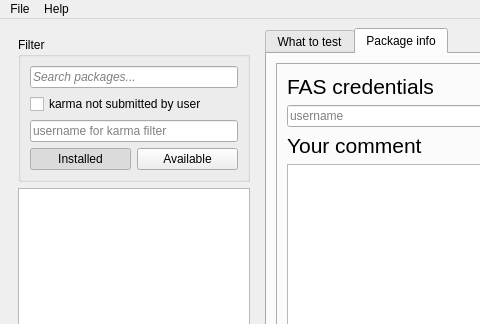
Old version of the form src/ui/mainwindow.ui in the repository examon/fedora-gooey-karma; both pictures show x 0 to 480 and y 0 to 324 of the 1002 by 772 pixel window.
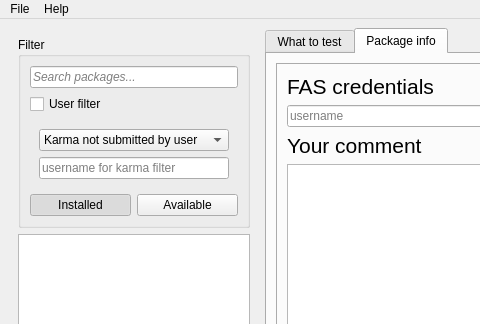
New version of the form. The open tabs and pages were chosen to show the change.

Commit message: Karma user filter enhancement

Diff of the .ui file:
```diff
--- a/src/ui/mainwindow.ui
+++ b/src/ui/mainwindow.ui
@@ -64,8 +64,34 @@
               <item>
                <widget class="QCheckBox" name="karmaCheckBox">
                 <property name="text">
-                 <string>karma not submitted by user</string>
+                 <string>User filter</string>
                 </property>
+                <property name="checked">
+                 <bool>false</bool>
+                </property>
+               </widget>
+              </item>
+              <item>
+               <widget class="QWidget" name="karmaFilterWidget" native="true">
+                <property name="minimumSize">
+                 <size>
+                  <width>0</width>
+                  <height>0</height>
+                 </size>
+                </property>
+                <layout class="QVBoxLayout" name="verticalLayout_8">
+                 <item>
+                  <widget class="QComboBox" name="karmaFilterUserCombo">
+                   <item>
+                    <property name="text">
+                     <string>Karma not submitted by user</string>
+                    </property>
+                   </item>
+                   <item>
+                    <property name="text">
+                     <string>Karma submitted by user</string>
+                    </property>
+                   </item>
                </widget>
               </item>
               <item>
@@ -78,6 +104,9 @@
                 </property>
                </widget>
               </item>
+                </layout>
+               </widget>
+              </item>
               <item>
                <layout class="QHBoxLayout" name="horizontalLayout">
                 <item>
```
Left out of the diff: 14 changed lines with no effect on the pictures. Lines whose indentation alone changed are shown as unchanged. The commit also changes 2 other files.
